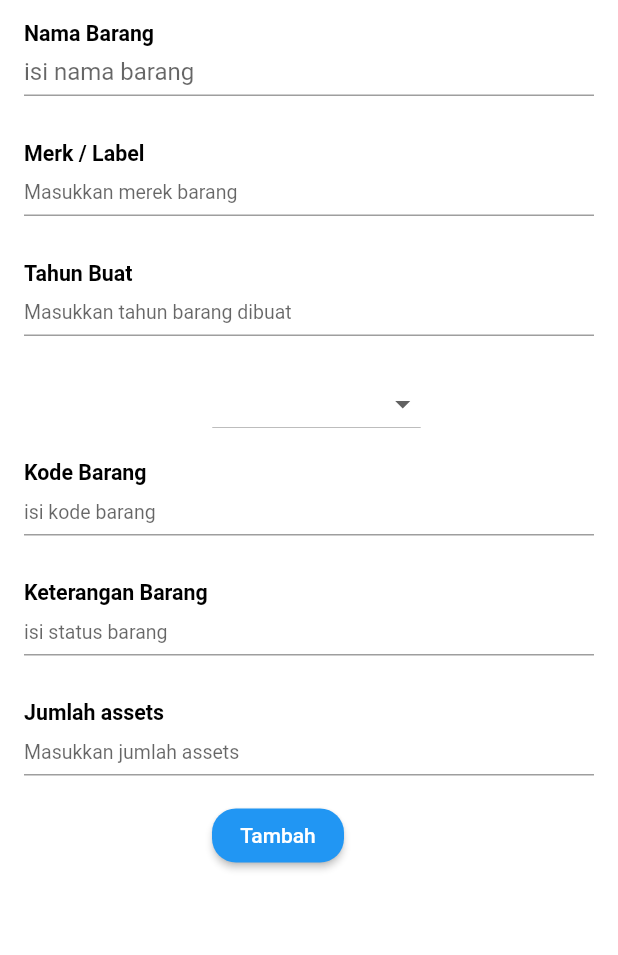
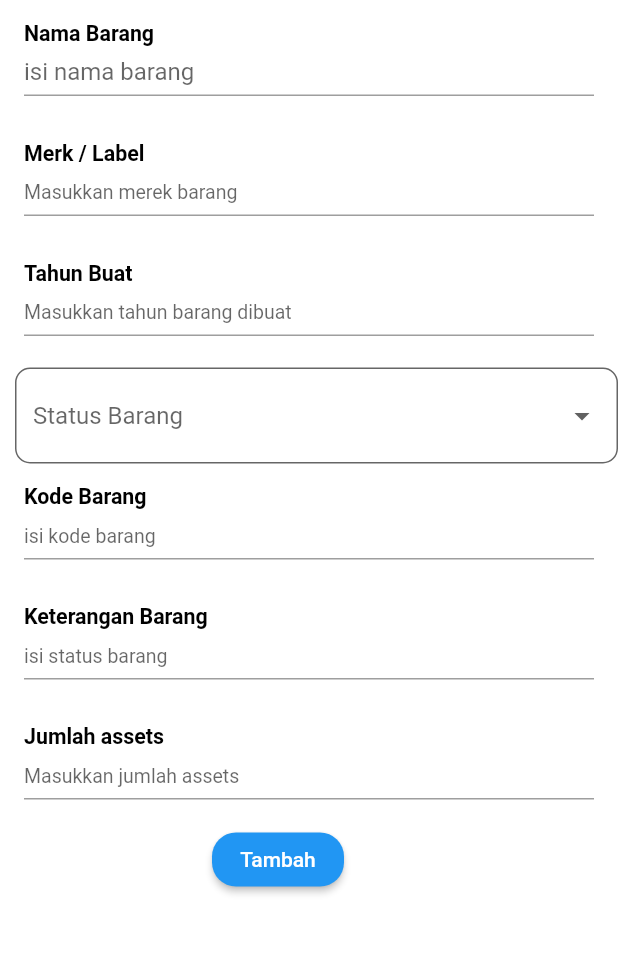
Before and after one commit to reza173040113/inventory, a Flutter app: the AddAsset screen opened directly, on a phone screen of 412 x 824 dp, the part 84-1039 px from its top. Run offline on Flutter 3.47's test engine with Material 2 defaults, Android fonts, the phone set to English and light mode, and no system bars; our stand-ins replace cloud_firestore, firebase_auth, firebase_core, fluttertoast, image_gallery_saver, qr_flutter and 1 more; missing offline and left inert: barcode_scan; accounts and stored records are empty.

Commit message:
dropdown done

```diff
--- a/lib/addAsset.dart
+++ b/lib/addAsset.dart
@@ -5,6 +5,7 @@ import 'package:flutter/services.dart';
 import 'package:cloud_firestore/cloud_firestore.dart';
 import 'package:flutter/material.dart';
 import 'package:intl/intl.dart';
+import 'package:inventory/HalamanUtama.dart';
 import 'package:inventory/Utama.dart';
 
 class AddAsset extends StatefulWidget {
@@ -13,6 +14,13 @@ class AddAsset extends StatefulWidget {
 }
 
 class _AddAssetState extends State<AddAsset> {
+  String dropDownValue;
+  List<String> list = [
+    'Baik Sekali',
+    'Baik',
+    'Kurang Baik',
+    'Kurang Baik Sekali'
+  ];
   String _selectedIndex = "Baik";
   String namaBarang, merk, thnBuat, kodeBarang, statusBarang, keterangan;
   int jmlBarang;
@@ -175,28 +183,50 @@ class _AddAssetState extends State<AddAsset> {
           ),
           Container(
             margin: EdgeInsets.only(left: 10, top: 5),
-            child: DropdownButton<String>(
-              style: TextStyle(color: Colors.white),
-              hint: Text(_selectedIndex, style: TextStyle(color: Colors.black)),
-              dropdownColor: Colors.black,
-              value: _selectedIndex,
-              items: <String>[
-                'Baik Sekali',
-                'Baik',
-                'Kurang Baik',
-                'Kurang Baik Sekali'
-              ].map((String value) {
-                return DropdownMenuItem<String>(
-                  value: value,
-                  child: new Text(value),
-                );
-              }).toList(),
-              onChanged: (String statuBarang) {
+            child: DropdownButtonFormField(
+              decoration: InputDecoration(
+                  border: OutlineInputBorder(
+                    borderRadius: const BorderRadius.all(
+                      const Radius.circular(10.0),
+                    ),
+                  ),
+                  filled: true,
+                  hintStyle: TextStyle(color: Colors.grey[800]),
+                  hintText: "Status Barang",
+                  fillColor: Colors.white),
+              value: dropDownValue,
+              onChanged: (String Value) {
                 setState(() {
-                  _selectedIndex = statuBarang;
+                  dropDownValue = Value;
                 });
               },
+              items: list
+                  .map((listTitle) => DropdownMenuItem(
+                      value: listTitle, child: Text("$listTitle")))
+                  .toList(),
             ),
+            // DropdownButton<String>(
+            //   style: TextStyle(color: Colors.white),
+            //   hint: Text(_selectedIndex, style: TextStyle(color: Colors.black)),
+            //   dropdownColor: Colors.black,
+            //   value: _selectedIndex,
+            //   items: <String>[
+            //     'Baik Sekali',
+            //     'Baik',
+            //     'Kurang Baik',
+            //     'Kurang Baik Sekali'
+            //   ].map((String value) {
+            //     return DropdownMenuItem<String>(
+            //       value: value,
+            //       child: new Text(value),
+            //     );
+            //   }).toList(),
+            //   onChanged: (String statuBarang) {
+            //     setState(() {
+            //       _selectedIndex = statuBarang;
+            //     });
+            //   },
+            // ),
           ),
           Container(
             margin: const EdgeInsets.all(8.0),
@@ -354,7 +384,7 @@ class _AddAssetState extends State<AddAsset> {
                                           "namaBarang": namaBarang,
                                           "merk": merk,
                                           "thnBuat": int.parse(thnBuat),
-                                          "statusBarang": _selectedIndex,
+                                          "statusBarang": dropDownValue,
                                           "kodeBarang": kodeBarang,
                                           "keterangan": keterangan,
                                           "jmlBarang": jmlBarang
@@ -384,7 +414,7 @@ class _AddAssetState extends State<AddAsset> {
                                                           new MaterialPageRoute(
                                                               builder: (BuildContext
                                                                       context) =>
-                                                                  new Utama()));
+                                                                  new HalamanUtama()));
                                                     },
                                                   ),
                                                 ],
```
